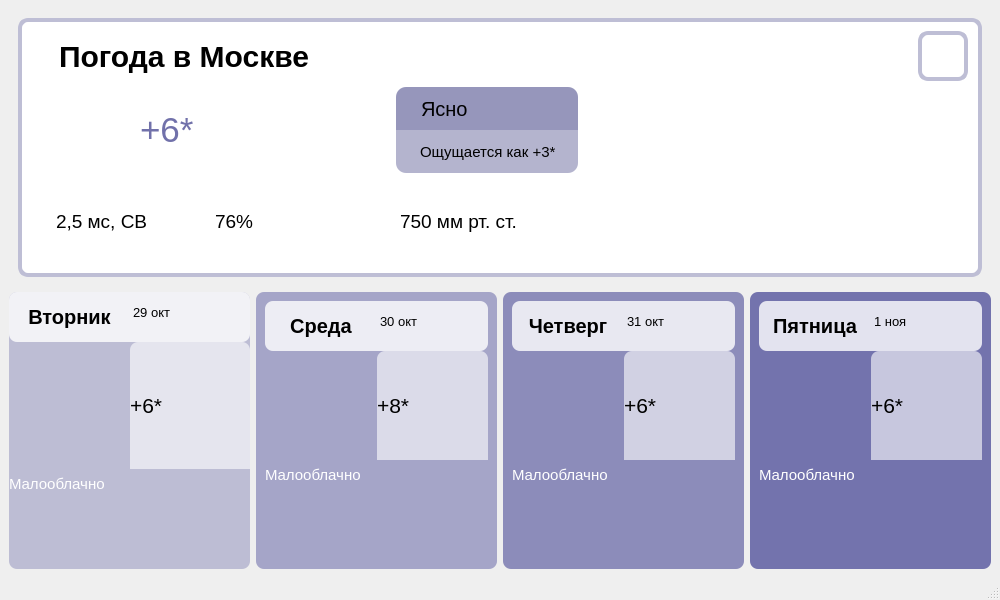
Before: the Qt Designer form UI/weather.ui in TmT4elovek/Everyday-Application, drawn with Qt 5.
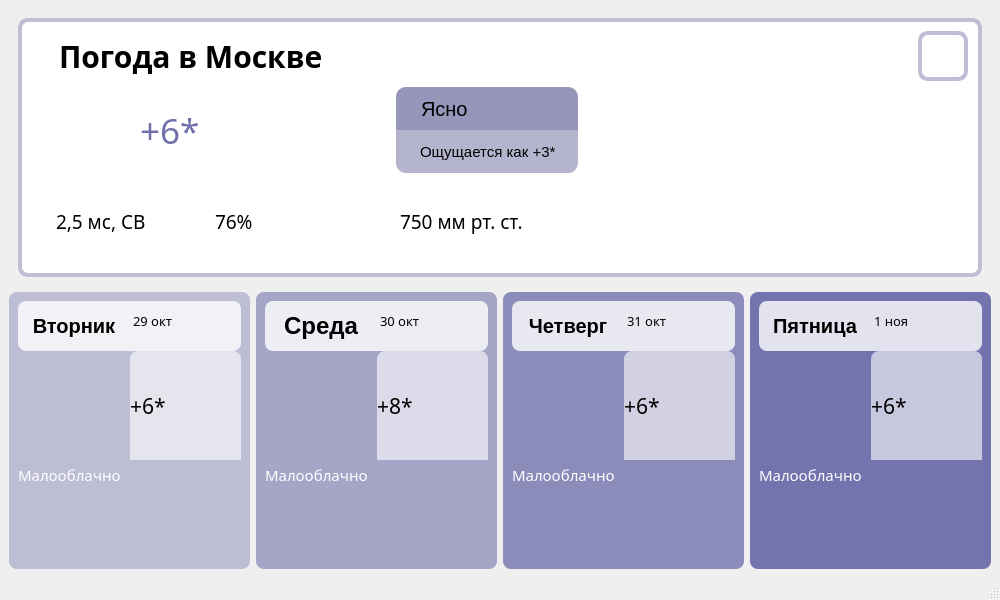
After: the same form once the commit is applied. Icons and pictures are not drawn.

The edit to the form file:
```diff
--- a/UI/weather.ui
+++ b/UI/weather.ui
@@ -60,10 +60,11 @@
                <widget class="QLabel" name="city">
                 <property name="font">
                  <font>
-                  <pointsize>-1</pointsize>
-                  <weight>75</weight>
+                  <family>Segoe UI Black</family>
+                  <pointsize>30</pointsize>
+                  <weight>10</weight>
                   <italic>false</italic>
-                  <bold>true</bold>
+                  <bold>false</bold>
                  </font>
                 </property>
                 <property name="styleSheet">
@@ -125,7 +126,11 @@
                <widget class="QLabel" name="temp">
                 <property name="font">
                  <font>
+                  <family>Segoe UI Black</family>
                   <pointsize>26</pointsize>
+                  <weight>10</weight>
+                  <italic>false</italic>
+                  <bold>false</bold>
                  </font>
                 </property>
                 <property name="styleSheet">
@@ -213,7 +218,11 @@
                <widget class="QLabel" name="wind">
                 <property name="font">
                  <font>
+                  <family>Segoe UI Black</family>
                   <pointsize>14</pointsize>
+                  <weight>10</weight>
+                  <italic>false</italic>
+                  <bold>false</bold>
                  </font>
                 </property>
                 <property name="styleSheet">
@@ -229,7 +238,11 @@
                <widget class="QLabel" name="humidity">
                 <property name="font">
                  <font>
+                  <family>Segoe UI Black</family>
                   <pointsize>14</pointsize>
+                  <weight>10</weight>
+                  <italic>false</italic>
+                  <bold>false</bold>
                  </font>
                 </property>
                 <property name="styleSheet">
@@ -244,7 +257,11 @@
                <widget class="QLabel" name="pressure">
                 <property name="font">
                  <font>
+                  <family>Segoe UI Black</family>
                   <pointsize>14</pointsize>
+                  <weight>10</weight>
+                  <italic>false</italic>
+                  <bold>false</bold>
                  </font>
                 </property>
                 <property name="styleSheet">
@@ -279,22 +296,25 @@
           </property>
           <layout class="QVBoxLayout" name="verticalLayout_4">
            <property name="spacing">
-            <number>0</number>
+            <number>6</number>
            </property>
            <property name="leftMargin">
-            <number>0</number>
+            <number>9</number>
            </property>
            <property name="topMargin">
-            <number>0</number>
+            <number>9</number>
            </property>
            <property name="rightMargin">
-            <number>0</number>
+            <number>9</number>
            </property>
            <property name="bottomMargin">
-            <number>0</number>
+            <number>9</number>
            </property>
            <item>
             <layout class="QVBoxLayout" name="verticalLayout_3">
+             <property name="spacing">
+              <number>0</number>
+             </property>
              <property name="bottomMargin">
               <number>70</number>
              </property>
@@ -325,7 +345,11 @@
                 <widget class="QLabel" name="date_1">
                  <property name="font">
                   <font>
+                   <family>Segoe UI Black</family>
                    <pointsize>10</pointsize>
+                   <weight>10</weight>
+                   <italic>false</italic>
+                   <bold>false</bold>
                   </font>
                  </property>
                  <property name="styleSheet">
@@ -374,7 +398,11 @@
                   <widget class="QLabel" name="temp_day_1">
                    <property name="font">
                     <font>
+                     <family>Segoe UI Black</family>
                      <pointsize>16</pointsize>
+                     <weight>10</weight>
+                     <italic>false</italic>
+                     <bold>false</bold>
                     </font>
                    </property>
                    <property name="styleSheet">
@@ -395,8 +423,9 @@
               <widget class="QLabel" name="weather_1">
                <property name="font">
                 <font>
-                 <pointsize>-1</pointsize>
-                 <weight>50</weight>
+                 <family>Segoe UI Black</family>
+                 <pointsize>13</pointsize>
+                 <weight>10</weight>
                  <italic>false</italic>
                  <bold>false</bold>
                 </font>
@@ -451,8 +480,8 @@
 border-top-right-radius: 0px;
 border-bottom-right-radius: 0px;
 max-height: 50px;
-font-size: 20px;
-font: bold;</string>
+font: bold;
+font: 87 15pt &quot;Segoe UI Black&quot;;</string>
                  </property>
                  <property name="text">
                   <string>Среда</string>
@@ -466,7 +495,11 @@
                 <widget class="QLabel" name="date_2">
                  <property name="font">
                   <font>
+                   <family>Segoe UI Black</family>
                    <pointsize>10</pointsize>
+                   <weight>10</weight>
+                   <italic>false</italic>
+                   <bold>false</bold>
                   </font>
                  </property>
                  <property name="styleSheet">
@@ -518,7 +551,11 @@
                   <widget class="QLabel" name="temp_day_2">
                    <property name="font">
                     <font>
+                     <family>Segoe UI Black</family>
                      <pointsize>16</pointsize>
+                     <weight>10</weight>
+                     <italic>false</italic>
+                     <bold>false</bold>
                     </font>
                    </property>
                    <property name="styleSheet">
@@ -539,8 +576,9 @@
               <widget class="QLabel" name="weather_2">
                <property name="font">
                 <font>
-                 <pointsize>-1</pointsize>
-                 <weight>50</weight>
+                 <family>Segoe UI Black</family>
+                 <pointsize>13</pointsize>
+                 <weight>10</weight>
                  <italic>false</italic>
                  <bold>false</bold>
                 </font>
@@ -610,7 +648,11 @@
                 <widget class="QLabel" name="date_3">
                  <property name="font">
                   <font>
+                   <family>Segoe UI Black</family>
                    <pointsize>10</pointsize>
+                   <weight>10</weight>
+                   <italic>false</italic>
+                   <bold>false</bold>
                   </font>
                  </property>
                  <property name="styleSheet">
@@ -662,7 +704,11 @@
                   <widget class="QLabel" name="temp_day_3">
                    <property name="font">
                     <font>
+                     <family>Segoe UI Black</family>
                      <pointsize>16</pointsize>
+                     <weight>10</weight>
+                     <italic>false</italic>
+                     <bold>false</bold>
                     </font>
                    </property>
                    <property name="styleSheet">
@@ -683,8 +729,9 @@
               <widget class="QLabel" name="weather_3">
                <property name="font">
                 <font>
-                 <pointsize>-1</pointsize>
-                 <weight>50</weight>
+                 <family>Segoe UI Black</family>
+                 <pointsize>13</pointsize>
+                 <weight>10</weight>
                  <italic>false</italic>
                  <bold>false</bold>
                 </font>
@@ -754,7 +801,11 @@
                 <widget class="QLabel" name="date_4">
                  <property name="font">
                   <font>
+                   <family>Segoe UI Black</family>
                    <pointsize>10</pointsize>
+                   <weight>10</weight>
+                   <italic>false</italic>
+                   <bold>false</bold>
                   </font>
                  </property>
                  <property name="styleSheet">
@@ -806,7 +857,11 @@
                   <widget class="QLabel" name="temp_day_4">
                    <property name="font">
                     <font>
+                     <family>Segoe UI Black</family>
                      <pointsize>16</pointsize>
+                     <weight>10</weight>
+                     <italic>false</italic>
+                     <bold>false</bold>
                     </font>
                    </property>
                    <property name="styleSheet">
@@ -827,8 +882,9 @@
               <widget class="QLabel" name="weather_4">
                <property name="font">
                 <font>
-                 <pointsize>-1</pointsize>
-                 <weight>50</weight>
+                 <family>Segoe UI Black</family>
+                 <pointsize>13</pointsize>
+                 <weight>10</weight>
                  <italic>false</italic>
                  <bold>false</bold>
                 </font>
```
Left out of the diff: 64 changed lines with no effect on the pictures.
